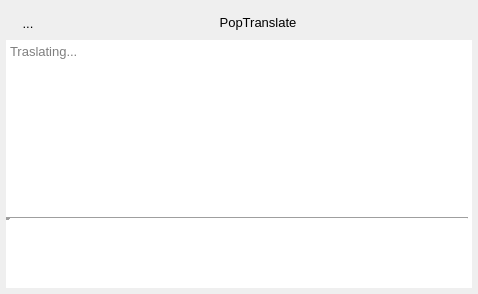
glaumar/PopTranslate, file src/popupdialog.ui: the form before one commit.
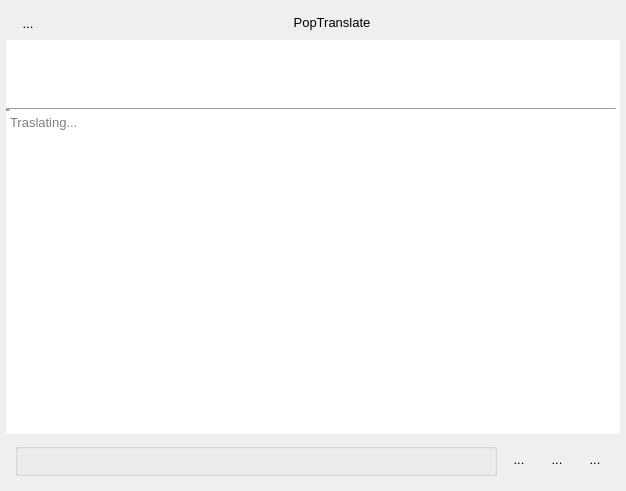
The form after the commit. Icons and pictures are not drawn.

Commit message: Move the context menu function to the bottom toolbar

```diff
--- a/src/popupdialog.ui
+++ b/src/popupdialog.ui
@@ -6,8 +6,8 @@
    <rect>
     <x>0</x>
     <y>0</y>
-    <width>478</width>
-    <height>294</height>
+    <width>626</width>
+    <height>491</height>
    </rect>
   </property>
   <property name="sizePolicy">
@@ -60,6 +60,9 @@
        <verstretch>0</verstretch>
       </sizepolicy>
      </property>
+     <property name="styleSheet">
+      <string notr="true"/>
+     </property>
      <layout class="QHBoxLayout" name="horizontalLayout">
       <property name="spacing">
        <number>6</number>
@@ -129,6 +132,50 @@
      </layout>
     </widget>
    </item>
+   <item>
+    <widget class="QPlainTextEdit" name="src_plain_text_edit">
+     <property name="sizePolicy">
+      <sizepolicy hsizetype="Preferred" vsizetype="Preferred">
+       <horstretch>0</horstretch>
+       <verstretch>0</verstretch>
+      </sizepolicy>
+     </property>
+     <property name="tabletTracking">
+      <bool>false</bool>
+     </property>
+     <property name="focusPolicy">
+      <enum>Qt::NoFocus</enum>
+     </property>
+     <property name="frameShape">
+      <enum>QFrame::NoFrame</enum>
+     </property>
+     <property name="verticalScrollBarPolicy">
+      <enum>Qt::ScrollBarAlwaysOff</enum>
+     </property>
+     <property name="horizontalScrollBarPolicy">
+      <enum>Qt::ScrollBarAlwaysOff</enum>
+     </property>
+     <property name="sizeAdjustPolicy">
+      <enum>QAbstractScrollArea::AdjustToContents</enum>
+     </property>
+     <property name="readOnly">
+      <bool>true</bool>
+     </property>
+     <property name="textInteractionFlags">
+      <set>Qt::NoTextInteraction</set>
+     </property>
+    </widget>
+   </item>
+   <item>
+    <widget class="Line" name="horizon_line">
+     <property name="lineWidth">
+      <number>5</number>
+     </property>
+     <property name="orientation">
+      <enum>Qt::Horizontal</enum>
+     </property>
+    </widget>
+   </item>
    <item>
     <widget class="QTextEdit" name="trans_text_edit">
      <property name="sizePolicy">
@@ -195,47 +242,113 @@
     </widget>
    </item>
    <item>
-    <widget class="Line" name="horizon_line">
-     <property name="lineWidth">
-      <number>5</number>
+    <widget class="QWidget" name="bottom_widget" native="true">
+     <property name="layoutDirection">
+      <enum>Qt::LeftToRight</enum>
      </property>
-     <property name="orientation">
-      <enum>Qt::Horizontal</enum>
+     <property name="styleSheet">
+      <string notr="true"> QToolButton {background-color: transparent; border: none; border-style: none;  padding: 5px;  border-radius: 6px;}
+ QToolButton:hover { background-color: palette(Midlight); }
+ QToolButton:pressed { background-color: palette(Highlight); }</string>
      </property>
-    </widget>
-   </item>
-   <item>
-    <widget class="QPlainTextEdit" name="src_plain_text_edit">
-     <property name="sizePolicy">
-      <sizepolicy hsizetype="Preferred" vsizetype="Preferred">
-       <horstretch>0</horstretch>
-       <verstretch>0</verstretch>
-      </sizepolicy>
-     </property>
-     <property name="tabletTracking">
-      <bool>false</bool>
-     </property>
-     <property name="focusPolicy">
-      <enum>Qt::NoFocus</enum>
-     </property>
-     <property name="frameShape">
-      <enum>QFrame::NoFrame</enum>
-     </property>
-     <property name="verticalScrollBarPolicy">
-      <enum>Qt::ScrollBarAlwaysOff</enum>
-     </property>
-     <property name="horizontalScrollBarPolicy">
-      <enum>Qt::ScrollBarAlwaysOff</enum>
-     </property>
-     <property name="sizeAdjustPolicy">
-      <enum>QAbstractScrollArea::AdjustToContents</enum>
-     </property>
-     <property name="readOnly">
-      <bool>true</bool>
-     </property>
-     <property name="textInteractionFlags">
-      <set>Qt::NoTextInteraction</set>
-     </property>
+     <layout class="QHBoxLayout" name="horizontalLayout_2">
+      <item>
+       <widget class="QGroupBox" name="bottom_left">
+        <property name="title">
+         <string/>
+        </property>
+        <property name="flat">
+         <bool>true</bool>
+        </property>
+        <property name="checkable">
+         <bool>false</bool>
+        </property>
+        <layout class="QHBoxLayout" name="horizontalLayout_3">
+         <property name="spacing">
+          <number>10</number>
+         </property>
+         <property name="leftMargin">
+          <number>0</number>
+         </property>
+         <property name="topMargin">
+          <number>0</number>
+         </property>
+         <property name="rightMargin">
+          <number>0</number>
+         </property>
+         <property name="bottomMargin">
+          <number>0</number>
+         </property>
+        </layout>
+       </widget>
+      </item>
+      <item>
+       <widget class="QWidget" name="bottom_right" native="true">
+        <property name="sizePolicy">
+         <sizepolicy hsizetype="Fixed" vsizetype="Fixed">
+          <horstretch>0</horstretch>
+          <verstretch>0</verstretch>
+         </sizepolicy>
+        </property>
+        <layout class="QHBoxLayout" name="horizontalLayout_4">
+         <property name="leftMargin">
+          <number>0</number>
+         </property>
+         <property name="topMargin">
+          <number>0</number>
+         </property>
+         <property name="rightMargin">
+          <number>0</number>
+         </property>
+         <property name="bottomMargin">
+          <number>0</number>
+         </property>
+         <item>
+          <widget class="QToolButton" name="copy_button">
+           <property name="focusPolicy">
+            <enum>Qt::NoFocus</enum>
+           </property>
+           <property name="text">
+            <string>...</string>
+           </property>
+           <property name="icon">
+            <iconset theme="edit-copy">
+             <normaloff>.</normaloff>.</iconset>
+           </property>
+          </widget>
+         </item>
+         <item>
+          <widget class="QToolButton" name="setting_button">
+           <property name="focusPolicy">
+            <enum>Qt::NoFocus</enum>
+           </property>
+           <property name="text">
+            <string>...</string>
+           </property>
+           <property name="icon">
+            <iconset theme="settings-configure">
+             <normaloff>.</normaloff>.</iconset>
+           </property>
+          </widget>
+         </item>
+         <item>
+          <widget class="QToolButton" name="pin_button">
+           <property name="focusPolicy">
+            <enum>Qt::NoFocus</enum>
+           </property>
+           <property name="text">
+            <string>...</string>
+           </property>
+           <property name="icon">
+            <iconset theme="window-pin">
+             <normaloff>.</normaloff>.</iconset>
+           </property>
+          </widget>
+         </item>
+        </layout>
+       </widget>
+      </item>
+     </layout>
     </widget>
    </item>
   </layout>
```
The commit also changes 11 other files.
